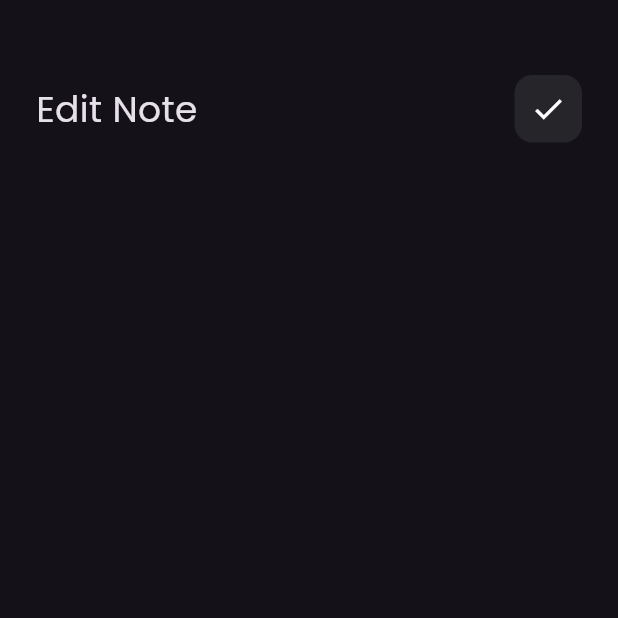
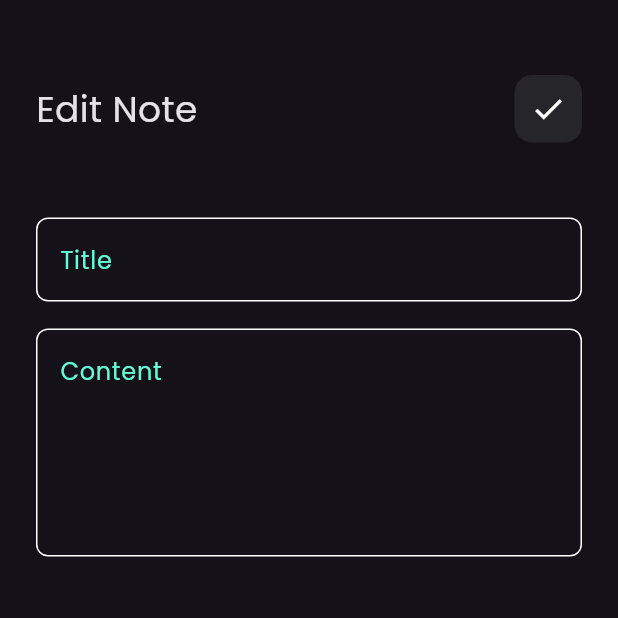
Before and after one commit to Mohamedyasser1100/note_app, a Flutter app: the EditNoteView screen opened directly, on a phone screen of 412 x 824 dp, the top half of it. Run offline on Flutter 3.47's test engine with Material 3 defaults, Android fonts, the phone set to English and light mode, and no system bars.

Commit message:
edit note view ui done

```diff
--- a/lib/views/widgets/edit_view_body.dart
+++ b/lib/views/widgets/edit_view_body.dart
@@ -1,5 +1,6 @@
 import 'package:flutter/material.dart';
 import 'package:note_app/views/widgets/custome_appbar.dart';
+import 'package:note_app/views/widgets/custome_text_field.dart';
 
 class EditViewBody extends StatelessWidget {
   const EditViewBody({super.key});
@@ -19,6 +20,17 @@ class EditViewBody extends StatelessWidget {
             title: 'Edit Note',
             icon: Icons.check,
           ),
+          SizedBox(
+            height: 50,
+          ),
+          CustomeTextField(hint: 'Title'),
+          SizedBox(
+            height: 18,
+          ),
+          CustomeTextField(
+            hint: 'Content',
+            maxline: 5,
+          )
         ],
       ),
     );
```
